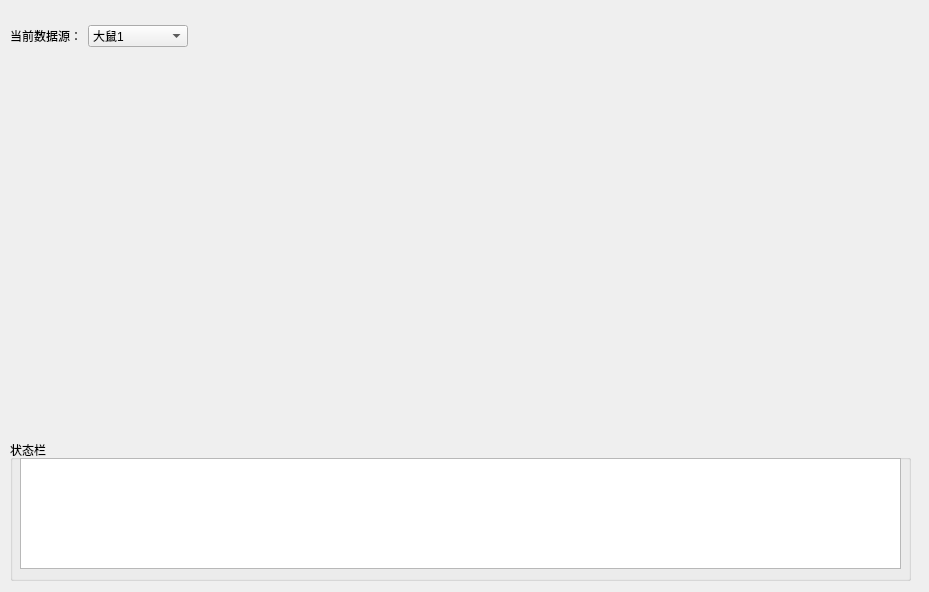
The window that ui/tab2.ui (2950067210dqy/pyqt6_project) describes before a commit, drawn with Qt 5.
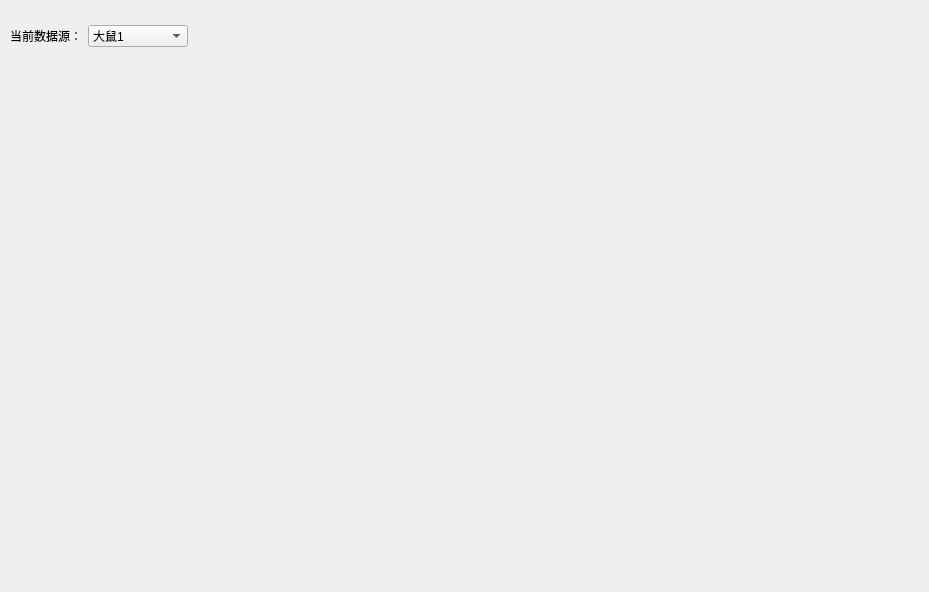
The same window after the commit.

What changed in the file:
```diff
--- a/ui/tab2.ui
+++ b/ui/tab2.ui
@@ -90,7 +90,7 @@
       <x>10</x>
       <y>70</y>
       <width>901</width>
-      <height>361</height>
+      <height>521</height>
      </rect>
     </property>
     <layout class="QHBoxLayout" name="content_layout">
@@ -102,35 +102,6 @@
      </item>
     </layout>
    </widget>
-   <widget class="QWidget" name="verticalLayoutWidget">
-    <property name="geometry">
-     <rect>
-      <x>10</x>
-      <y>440</y>
-      <width>901</width>
-      <height>141</height>
-     </rect>
-    </property>
-    <layout class="QVBoxLayout" name="bottom_layout">
-     <item>
-      <widget class="QGroupBox" name="groupBox">
-       <property name="title">
-        <string>状态栏</string>
-       </property>
-       <widget class="QListWidget" name="tab_2_responselist">
-        <property name="geometry">
-         <rect>
-          <x>10</x>
-          <y>18</y>
-          <width>881</width>
-          <height>111</height>
-         </rect>
-        </property>
-       </widget>
-      </widget>
-     </item>
-    </layout>
-   </widget>
   </widget>
  </widget>
  <resources>
```
Left out of the diff: 2 changed lines with no effect on the pictures.
